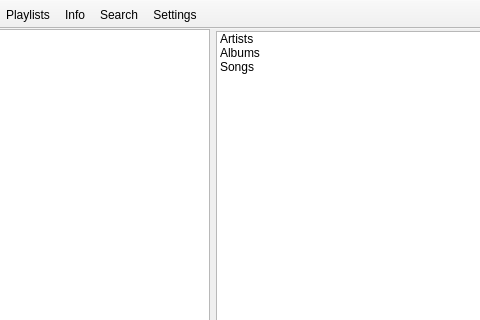
The window that resources/mainWindow.ui (simson/subsonic-client) describes before a commit, drawn with Qt 5; both pictures show x 143 to 623 and y 0 to 320 of the 1086 by 782 pixel window.
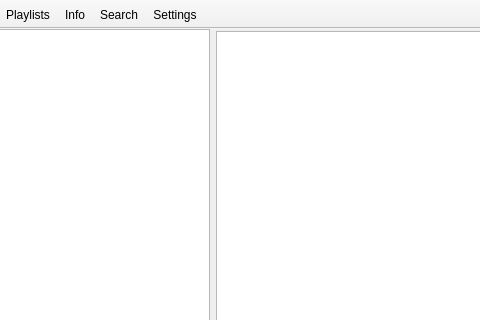
The same window after the commit. The open tabs and pages were chosen to show the change. Icons and pictures are not drawn.

Commit message: Added bit-rate column to playlist view

Patch:
```diff
--- a/resources/mainWindow.ui
+++ b/resources/mainWindow.ui
@@ -408,21 +408,6 @@
               <string>Match</string>
              </property>
             </column>
-            <item>
-             <property name="text">
-              <string>Artists</string>
-             </property>
-            </item>
-            <item>
-             <property name="text">
-              <string>Albums</string>
-             </property>
-            </item>
-            <item>
-             <property name="text">
-              <string>Songs</string>
-             </property>
-            </item>
            </widget>
           </item>
          </layout>
```
Left out of the diff: 2 changed lines with no effect on the pictures. The commit also changes 2 other files.
